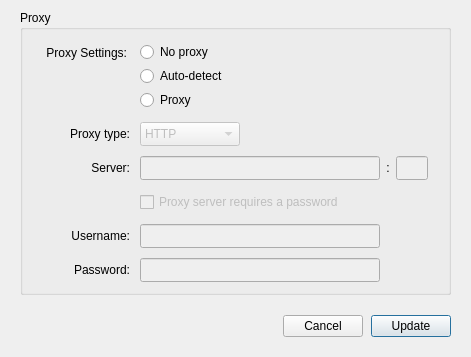
First picture: the form in src/MEGASync/gui/win/ProxySettings.ui, repository meganz/MEGAsync, before the edit.
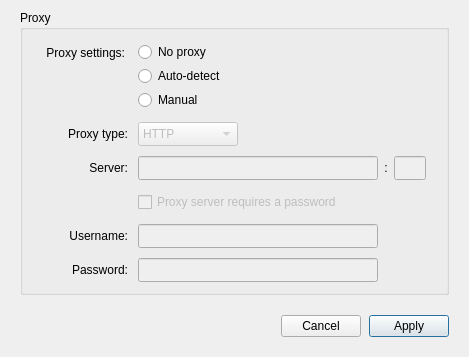
Second picture: the form after the edit.

Commit message: SNC-2077. Handle translation after Settings revamp

```diff
--- a/src/MEGASync/gui/win/ProxySettings.ui
+++ b/src/MEGASync/gui/win/ProxySettings.ui
@@ -92,7 +92,7 @@
          <enum>Qt::StrongFocus</enum>
         </property>
         <property name="text">
-         <string>Proxy Settings:</string>
+         <string>Proxy settings:</string>
         </property>
         <property name="alignment">
          <set>Qt::AlignRight|Qt::AlignTop|Qt::AlignTrailing</set>
@@ -421,7 +421,7 @@
             <string notr="true"/>
            </property>
            <property name="text">
-            <string>Proxy</string>
+            <string>Manual</string>
            </property>
           </widget>
          </item>
@@ -522,7 +522,7 @@
       <item>
        <widget class="QPushButton" name="bUpdate">
         <property name="text">
-         <string>Update</string>
+         <string>Apply</string>
         </property>
         <property name="default">
          <bool>true</bool>
```
The commit also changes 16 other files.
